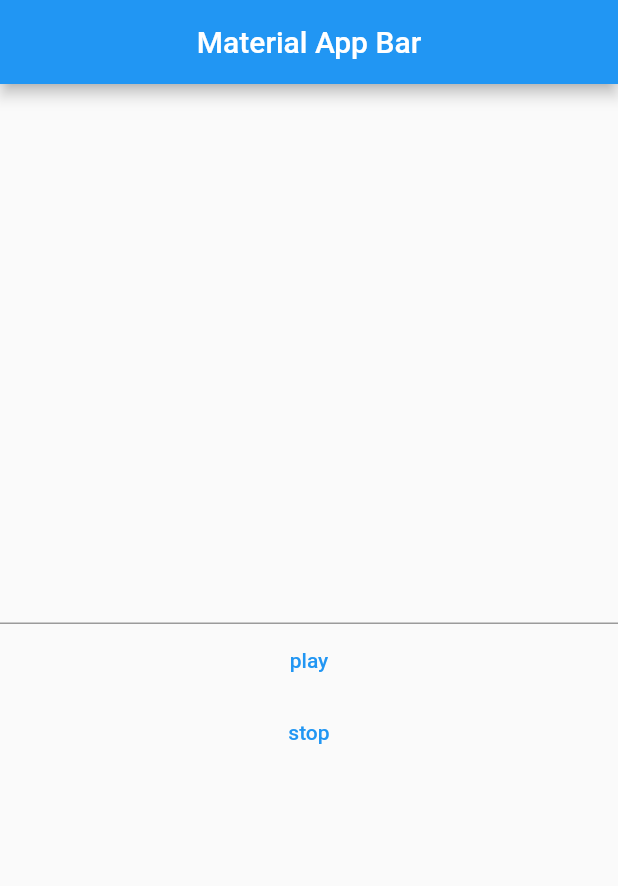
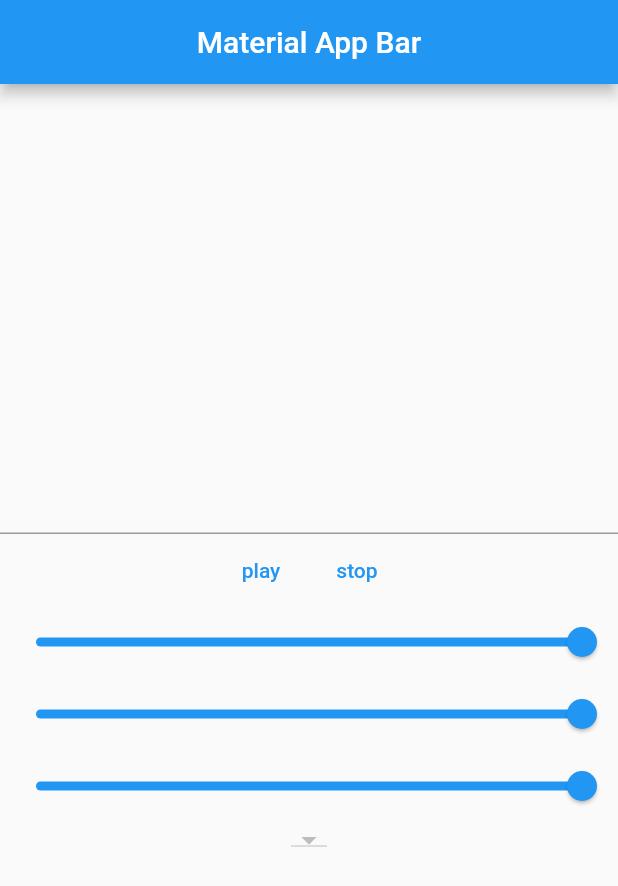
Before and after one commit to mina442/Text-To-Speech, a Flutter app: the screen it shows after launch, after a tap on "play", on a phone screen of 412 x 824 dp. Shown: the top 886 px of the screen. Run offline on Flutter 3.47's test engine with Material 2 defaults, Android fonts, the phone set to English and light mode, and no system bars; our stand-ins replace flutter_tts.

Commit message:
text to speech1

```diff
--- a/lib/text_to_speech.dart
+++ b/lib/text_to_speech.dart
@@ -10,12 +10,25 @@ class TextToSpeech extends StatefulWidget {
 enum TtsState{playing , stopped}
 class _TextToSpeechState extends State<TextToSpeech> {
   String? tts;
-  late FlutterTts flutterTts;
+   FlutterTts flutterTts = FlutterTts();
   TtsState ttsState = TtsState.stopped;
+  double volume = 1.0;
+double pitch = 1.0;
+double speechRate = 0.5;
+List<String>? Languages;
+String LangCode = "en-US";
   @override
   void initState() {
     super.initState();
     initTts();
+    init();
+  }
+  @override
+  init()async{
+    Languages = List<String>.from(await flutterTts.getLanguages);
+    setState(() {
+
+    });
   }
   @override
   void dispose() {
@@ -63,7 +76,8 @@ initTts()async{
         ),
         body: Center(
           child: Column(
-            mainAxisAlignment: MainAxisAlignment.center,
+             mainAxisAlignment:  MainAxisAlignment.center,
+              crossAxisAlignment: CrossAxisAlignment.center,
             children: [
               TextField(
                 onChanged: (value) {
@@ -72,9 +86,55 @@ initTts()async{
                   });
                 },
               ),
-            TextButton(onPressed:speak, child: Text('play')),
+            Row(
+              mainAxisAlignment:  MainAxisAlignment.center,
+              crossAxisAlignment: CrossAxisAlignment.center,
+              children: [
+                TextButton(onPressed:speak, child: Text('play')),
             TextButton(onPressed:stop, child: Text('stop')),
-
+              ],
+            ),
+             Column(
+               mainAxisAlignment:  MainAxisAlignment.center,
+              crossAxisAlignment: CrossAxisAlignment.center,
+              children: [
+Slider(min: 0.0,max: 1.0, value: volume, onChanged: (value) {
+  setState(() {
+    volume =value;
+  });
+},),
+Slider(min: 0.0,max: 0.5, value: speechRate, onChanged: (value) {
+  setState(() {
+    speechRate =value;
+  });
+},),
+Slider(min: 0.0,max: 1.0, value: pitch, onChanged: (value) {
+  setState(() {
+    pitch =value;
+  });
+},),
+if(Languages != null)
+DropdownButton<String>(
+  value: LangCode,
+  focusColor: Colors.white,
+  //  value: LangCode,
+style: const TextStyle (color: Colors.white),
+iconEnabledColor: Colors.black,
+  items: Languages!
+.map<DropdownMenuItem<String>>((String? value) {
+return DropdownMenuItem<String>(
+value: value!,
+child: Text(
+value,
+style: const TextStyle (color: Colors.black),
+),
+); }).toList(), onChanged:(String? value) {
+  setState(() {
+    LangCode =value!;
+  });
+},)
+              ],
+             )
 
 
 
@@ -84,9 +144,11 @@ initTts()async{
       );
   }
    Future speak()async{
-await flutterTts.setVolume(1);
-await flutterTts.setSpeechRate(0.5);
-await flutterTts.setPitch(1);
+await flutterTts.setVolume(volume);
+await flutterTts.setSpeechRate(speechRate);
+await flutterTts.setPitch(pitch);
+await flutterTts.setLanguage(LangCode);
+
 if(tts != null){
   if(tts!.isNotEmpty){
 await flutterTts.speak(tts!);
```
